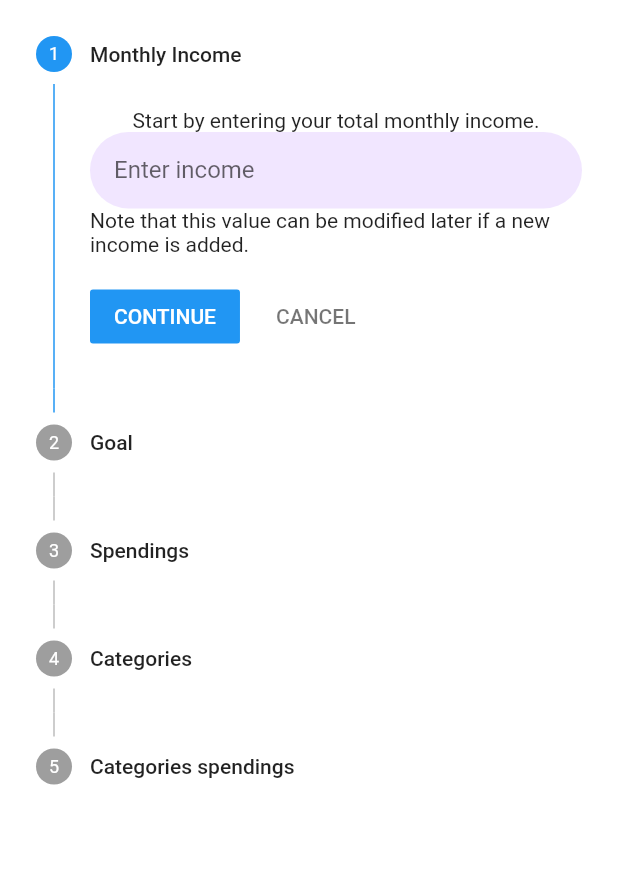
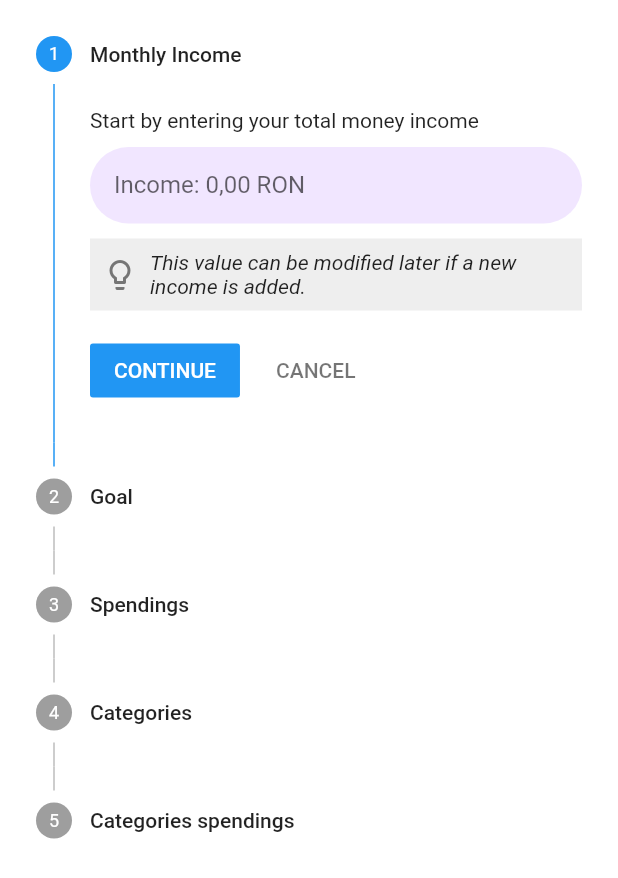
Before and after one commit to amaliagruia24/Diploma-FinancialGuide, a Flutter app: the BudgetPage screen opened directly with empty values, on a phone screen of 412 x 824 dp. Shown: the top 878 px of the screen. Run offline on Flutter 3.47's test engine with Material 2 defaults, Android fonts, the light colour scheme and no system bars; our stand-ins replace fl_chart, flutter_speed_dial, flutter_svg, jwt_decoder, percent_indicator, pie_chart and 1 more; accounts and stored records are empty.

Commit message:
updated UI

```diff
--- a/client/financial_guide/lib/screens/Budget/new.budget.dart
+++ b/client/financial_guide/lib/screens/Budget/new.budget.dart
@@ -191,8 +191,15 @@ class _BudgetPageState extends State<BudgetPage> {
       isActive: currentStep >= 0,
       title: const Text('Monthly Income'),
       content: Column(
+        crossAxisAlignment: CrossAxisAlignment.start,
         children: [
-          Text('Start by entering your total monthly income.'),
+          const Padding(
+            padding: EdgeInsets.only(bottom: 10.0), // Adjust the value as needed
+            child: Text(
+              'Start by entering your total money income',
+              style: TextStyle(),
+            ),
+          ),
           Form(
             key: _formKey,
             child: TextFormField(
@@ -204,14 +211,35 @@ class _BudgetPageState extends State<BudgetPage> {
                 return null;
               },
               controller: incomeController,
-              decoration: InputDecoration(labelText: "Enter income"),
+              decoration: InputDecoration(labelText: "Income: 0,00 RON"),
               keyboardType: TextInputType.number,
               inputFormatters: <TextInputFormatter>[
                 FilteringTextInputFormatter.digitsOnly
               ],
             ),
           ),
-          Text('Note that this value can be modified later if a new income is added.')
+          Padding(
+            padding: const EdgeInsets.only(top: 10.0),
+            child: Container(
+              color: Colors.grey[200],
+              padding: EdgeInsets.all(8.0),
+              child: Row(
+                children: [
+                  Icon(
+                    Icons.lightbulb_outline,
+                    color: Colors.grey[600],
+                  ),
+                  SizedBox(width: 8.0),
+                  const Expanded(
+                    child: Text(
+                      'This value can be modified later if a new income is added.',
+                      style: TextStyle(fontStyle: FontStyle.italic),
+                    ),
+                  ),
+                ],
+              ),
+            ),
+          )
         ],
       ),
     ),
@@ -220,7 +248,10 @@ class _BudgetPageState extends State<BudgetPage> {
       title: const Text('Goal'),
       content: Column(
         children: [
-          Text('Now, let us know how much you plan to save this month'),
+          Padding(
+            padding: EdgeInsets.only(bottom: 10.0),
+            child: Text('Now, let us know how much you plan to save this month'),
+          ),
           Form(
             key: _goalKey,
             child: TextFormField(
@@ -239,21 +270,86 @@ class _BudgetPageState extends State<BudgetPage> {
               },
             ),
           ),
-          Text('We recommend you to save at least 20% of your income.'),
+          Padding(
+            padding: const EdgeInsets.only(top: 10.0),
+            child: Container(
+              color: Colors.grey[200],
+              padding: EdgeInsets.all(8.0),
+              child: Column(
+                crossAxisAlignment: CrossAxisAlignment.start,
+                children: [
+                  Row(
+                    children: [
+                      Icon(
+                        Icons.lightbulb_outline,
+                        color: Colors.grey[600],
+                      ),
+                      SizedBox(width: 8.0),
+                      Expanded(
+                        child: Column(
+                          crossAxisAlignment: CrossAxisAlignment.start,
+                          children: [
+                            Text(
+                              'We recommend you to save at least 20% of your income.',
+                              style: TextStyle(fontStyle: FontStyle.italic),
+                            ),
+                            incomeController.text.isNotEmpty ?
+                            Text(
+                              'Recommended savings goal: ${int.parse(incomeController.text) * 0.2} RON',
+                              style: TextStyle(fontStyle: FontStyle.italic, color: Colors.green, fontWeight: FontWeight.bold),
+                            ) :
+                                Text(""),
+                          ],
+                        ),
+                      ),
+                    ],
+                  ),
+                ],
+              ),
+            ),
+          )
         ],
       ),
     ),
     Step(
       isActive: currentStep >= 2,
       title: const Text('Spendings'),
-      content: Text('The remaining amount of money to spend this month is ${calculateSpending(incomeController.text, goalController.text)}'),
+      content: RichText(
+        text: TextSpan(
+          text: 'The remaining amount of money to spend this month is ',
+          style: TextStyle(fontSize: 16.0, color: Colors.black),
+          children: [
+            WidgetSpan(
+              child: Container(
+                padding: EdgeInsets.only(top: 3.0, left: 8.0, right: 8.0),
+                decoration: BoxDecoration(
+                  color: Colors.grey[200],
+                  borderRadius: BorderRadius.circular(4.0),
+                ),
+                child: Text(
+                  "${calculateSpending(incomeController.text, goalController.text)} RON.",
+                  style: TextStyle(
+                    fontSize: 18.0,
+                    fontWeight: FontWeight.bold,
+                    color: kPrimaryColor,
+                  ),
+                ),
+              ),
+            ),
+          ],
+        ),
+      )
+
     ),
     Step(
       isActive: currentStep >= 3,
       title: const Text('Categories'),
       content: Column(
         children: [
-          const Text('Choose which categories you would like to set budgets for:'),
+          Padding(
+            padding: const EdgeInsets.all(9.0),
+            child: const Text('Choose the categories you would like to set budgets for:', style: TextStyle(fontWeight: FontWeight.bold)),
+          ),
           ElevatedButton(
               onPressed: _showMultiSelect,
               child: const Text('Select categories')
@@ -262,6 +358,7 @@ class _BudgetPageState extends State<BudgetPage> {
             height: 30,
           ),
           Wrap(
+            spacing: 8.0,
             children: _selectedCategories.map((e) => Chip(label: Text(e),)).toList(),
           )
         ],
@@ -286,6 +383,7 @@ class _BudgetPageState extends State<BudgetPage> {
                     width: 100,
                     child: TextFormField(
                       autovalidateMode: AutovalidateMode.onUserInteraction,
+                      decoration: InputDecoration(labelText: "0,00 RON"),
                       controller: textControllers[index],
                       // onSaved: (value) {
                       //   categoriesAmount.add(int.parse(textControllers[index].text));
```
Also changed, not shown: client/financial_guide/lib/screens/Budget/budget.details.dart (+38 -4 lines), client/financial_guide/lib/screens/Dashboard/dashboard.dart (+5 -9 lines), client/financial_guide/lib/screens/Transactions/transactions.dart (+26 -11 lines).
